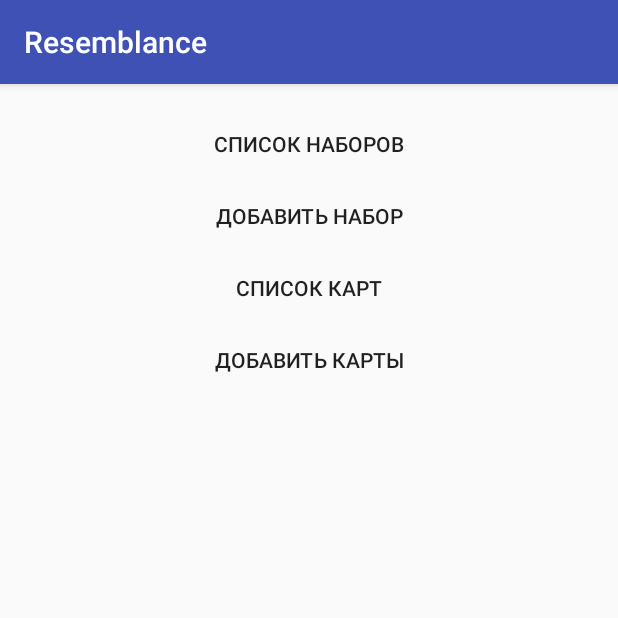
After one commit to MZuev/Resemblance, an Android app: the CreateSetCardsActivity screen opened directly, with no data from a screen before it, on a phone screen of 412 x 824 dp, the top half of it. The commit adds this screen. Run offline under Robolectric (Android 15) with nearby library versions, the phone set to English and light mode, and no system bars.

Commit message:
first try

```diff
--- a/app/src/main/AndroidManifest.xml
+++ b/app/src/main/AndroidManifest.xml
@@ -28,7 +28,9 @@
             android:name=".SettingsActivity"
             android:label="@string/title_activity_settings" />
         <activity android:name=".RegistrationActivity" />
-        <activity android:name=".PasswordChangeActivity"></activity>
+        <activity android:name=".PasswordChangeActivity" />
+        <activity android:name=".CreateSetCardsActivity" />
+        <activity android:name=".ListOfSetsActivity"></activity>
     </application>
 
 </manifest>
--- /dev/null
+++ b/app/src/main/java/ru/spbau/resemblance/CreateSetCardsActivity.java
@@ -0,0 +1,35 @@
+package ru.spbau.resemblance;
+
+import android.content.Intent;
+import android.content.res.Configuration;
+import android.support.v7.app.AppCompatActivity;
+import android.os.Bundle;
+import android.view.View;
+
+public class CreateSetCardsActivity extends AppCompatActivity {
+
+    @Override
+    protected void onCreate(Bundle savedInstanceState) {
+        super.onCreate(savedInstanceState);
+        setContentView(R.layout.activity_create_set_cards);
+    }
+
+    public void onListOfSetsClick(View v) {
+        Intent listOfSets = new Intent(this, ListOfSetsActivity.class);
+        startActivity(listOfSets);
+    }
+
+    public void onAddSetsCardsClick(View v) {
+        //TODO
+    }
+
+    public void onListOfCardsClick(View v) {
+        //TODO
+      /*  Intent listOfCards = new Intent(this, ListOfCardsActivity.class);
+        startActivity(listOfCards);*/
+    }
+
+    public void onAddCardsClick(View v) {
+        //TODO
+    }
+}
--- /dev/null
+++ b/app/src/main/res/layout/activity_create_set_cards.xml
@@ -0,0 +1,53 @@
+<?xml version="1.0" encoding="utf-8"?>
+<RelativeLayout xmlns:android="http://schemas.android.com/apk/res/android"
+    xmlns:tools="http://schemas.android.com/tools"
+    android:id="@+id/activity_list_of_sets"
+    android:layout_width="match_parent"
+    android:layout_height="match_parent"
+    android:paddingBottom="@dimen/activity_vertical_margin"
+    android:paddingLeft="@dimen/activity_horizontal_margin"
+    android:paddingRight="@dimen/activity_horizontal_margin"
+    android:paddingTop="@dimen/activity_vertical_margin"
+    tools:context="ru.spbau.resemblance.ListOfSetsActivity">
+
+    <LinearLayout
+        android:layout_width="match_parent"
+        android:layout_height="match_parent"
+        android:orientation="vertical"
+        android:layout_centerHorizontal="true">
+
+        <Button
+            android:layout_width="match_parent"
+            android:layout_height="wrap_content"
+            style="@android:style/Widget.Material.Light.Button.Borderless"
+            android:text="Список наборов"
+            android:id="@+id/ListOfSets"
+            android:onClick="onListOfSetsClick"/>
+
+        <Button
+            android:layout_width="match_parent"
+            android:layout_height="wrap_content"
+            style="@android:style/Widget.Material.Light.Button.Borderless"
+            android:text="Добавить набор"
+            android:id="@+id/AddSetsCards"
+            android:onClick="onAddSetsCardsClick"/>
+
+        <Button
+            android:layout_width="match_parent"
+            android:layout_height="wrap_content"
+            style="@android:style/Widget.Material.Light.Button.Borderless"
+            android:text="Список карт"
+            android:id="@+id/ListOfCards"
+            android:onClick="onListOfCardsClick"/>
+
+        <Button
+            android:layout_width="match_parent"
+            android:layout_height="wrap_content"
+            style="@android:style/Widget.Material.Light.Button.Borderless"
+            android:text="Добавить карты"
+            android:id="@+id/onAddCardsClick"
+            android:onClick="onAddCardsClick"/>
+
+    </LinearLayout>
+
+</RelativeLayout>
--- a/app/src/main/res/layout/activity_main.xml
+++ b/app/src/main/res/layout/activity_main.xml
@@ -91,7 +91,8 @@
                     android:layout_width="match_parent"
                     android:layout_height="wrap_content"
                     android:id="@+id/mainPictureSetButton"
-                    style="@android:style/Widget.Material.Button.Borderless" />
+                    style="@android:style/Widget.Material.Button.Borderless"
+                    android:onClick="onSetCardsClick" />
 
                 <Button
                     android:text="Настройки"
--- /dev/null
+++ b/app/src/main/res/values/integers.xml
@@ -0,0 +1,4 @@
+<?xml version="1.0" encoding="utf-8"?>
+<resources>
+    <integer name="maxImageSize">0x400000</integer>
+</resources>
```
Also changed, not shown: app/src/main/java/ru/spbau/resemblance/ListOfSetsActivity.java (added, +28 -0 lines), app/src/main/java/ru/spbau/resemblance/MainActivity.java (+10 -0 lines), app/src/main/res/layout/activity_list_of_sets.xml (added, +27 -0 lines).
